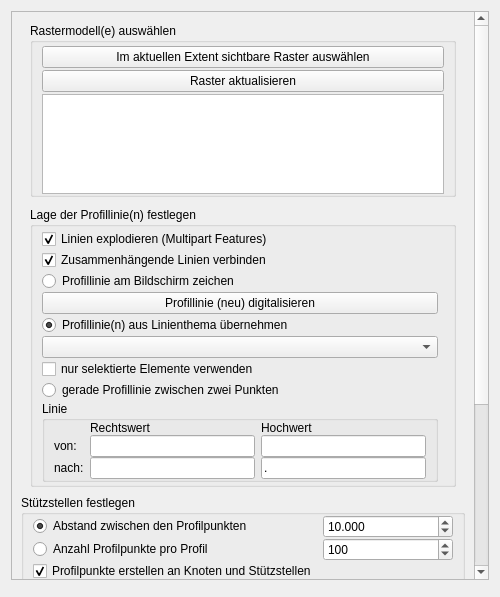
BergWerkGIS/VoGIS-Profil-Tool, file VoGisProfilTool/ui/ui_vogisprofiltoolmain.ui: the form before one commit.
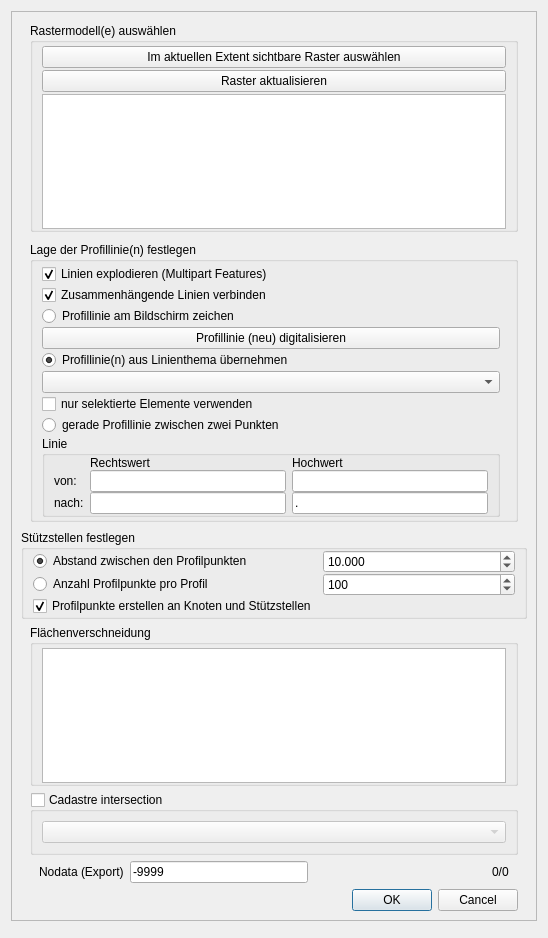
The form after the commit.

Commit message: make main dialog bigger

Patch:
```diff
--- a/VoGisProfilTool/ui/ui_vogisprofiltoolmain.ui
+++ b/VoGisProfilTool/ui/ui_vogisprofiltoolmain.ui
@@ -6,8 +6,8 @@
    <rect>
     <x>0</x>
     <y>0</y>
-    <width>500</width>
-    <height>597</height>
+    <width>548</width>
+    <height>938</height>
    </rect>
   </property>
   <property name="sizePolicy">
@@ -29,9 +29,9 @@
       <property name="geometry">
        <rect>
         <x>0</x>
-        <y>-251</y>
-        <width>480</width>
-        <height>808</height>
+        <y>0</y>
+        <width>526</width>
+        <height>910</height>
        </rect>
       </property>
       <layout class="QVBoxLayout" name="verticalLayout">
```
The commit also changes 3 other files.
